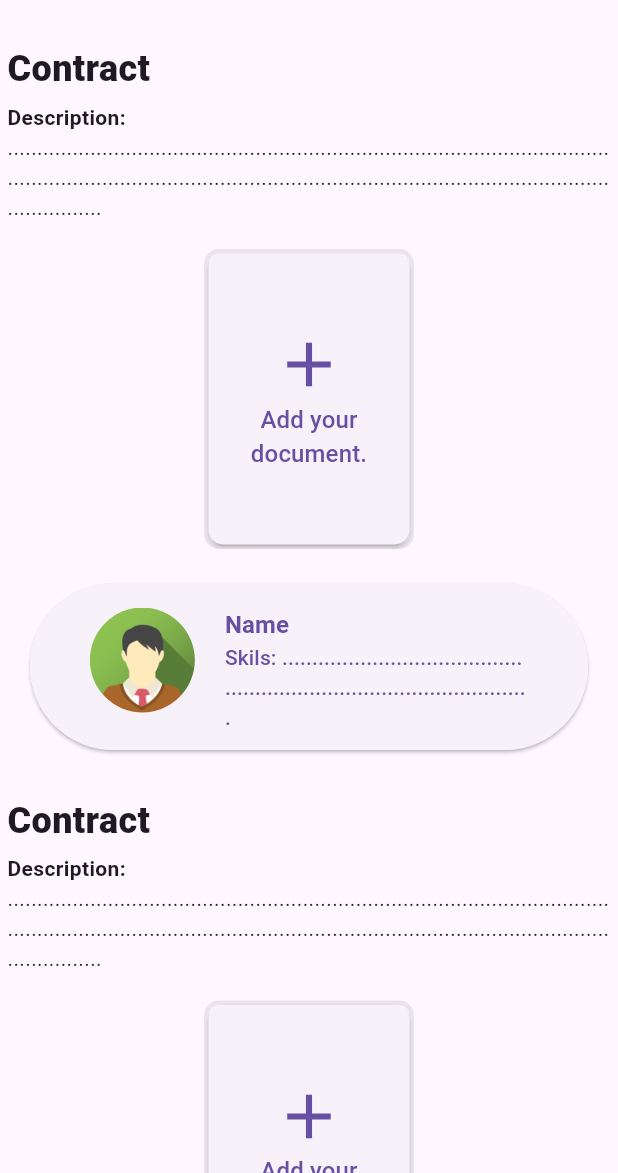
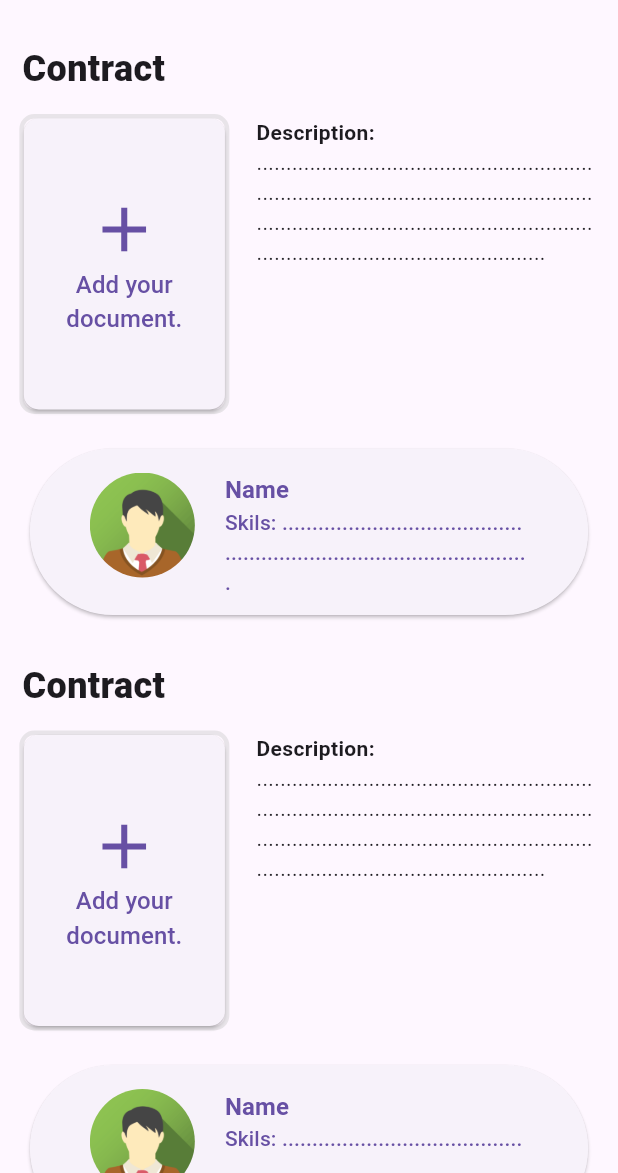
Before and after one commit to Gabo1234567890/Startify, a Flutter app: the ContractsPage screen opened directly, on a phone screen of 412 x 824 dp, the part 63-1236 px from its top. Run offline on Flutter 3.47's test engine with Material 3 defaults, Android fonts, the phone set to English and light mode, and no system bars.

Commit message:
Update contracts_page.dart

```diff
--- a/frontend/startify/lib/pages/contracts_page.dart
+++ b/frontend/startify/lib/pages/contracts_page.dart
@@ -17,7 +17,7 @@ class ContractsPage extends StatelessWidget {
               Align(
                 alignment: Alignment.centerLeft,
                 child: Padding(
-                  padding: const EdgeInsets.only(top: 15.0),
+                  padding: const EdgeInsets.only(top: 15.0, left: 10),
                   child: Text(
                     'Contract',
                     style: TextStyle(
@@ -28,22 +28,9 @@ class ContractsPage extends StatelessWidget {
                 ),
               ),
               const SizedBox(height: 5),
-              Align(
-                alignment: Alignment.centerLeft,
-                child: Text(
-                  'Description:',
-                  style: TextStyle(fontWeight: FontWeight.bold),
-                ),
-              ),
-              Align(
-                alignment: Alignment.centerLeft,
-                child: Text(
-                  '............................................................................................................................................................................................................................',
-                ),
-              ),
-              const SizedBox(height: 10),
               Row(
-                mainAxisAlignment: MainAxisAlignment.center,
+                mainAxisAlignment: MainAxisAlignment.start,
+                crossAxisAlignment: CrossAxisAlignment.start,
                 children: [
                   Padding(
                     padding: const EdgeInsets.all(8.0),
@@ -78,6 +65,27 @@ class ContractsPage extends StatelessWidget {
                       ),
                     ),
                   ),
+                  Expanded(
+                    child: Column(
+                      mainAxisAlignment: MainAxisAlignment.center,
+                      crossAxisAlignment: CrossAxisAlignment.start,
+                      children: [
+                        Padding(
+                          padding: const EdgeInsets.only(left: 10.0, top: 10),
+                          child: Text(
+                            'Description:',
+                            style: TextStyle(fontWeight: FontWeight.bold),
+                          ),
+                        ),
+                        Padding(
+                          padding: const EdgeInsets.only(left: 10.0, right: 10),
+                          child: Text(
+                            '............................................................................................................................................................................................................................',
+                          ),
+                        ),
+                      ],
+                    ),
+                  ),
                 ],
               ),
               PersonCardWidget(),
@@ -85,32 +93,22 @@ class ContractsPage extends StatelessWidget {
                 alignment: Alignment.centerLeft,
                 child: Padding(
                   padding: const EdgeInsets.only(top: 15.0),
-                  child: Text(
-                    'Contract',
-                    style: TextStyle(
-                      fontSize: 24,
-                      fontWeight: FontWeight.w900,
+                  child: Padding(
+                    padding: const EdgeInsets.only(left: 10.0),
+                    child: Text(
+                      'Contract',
+                      style: TextStyle(
+                        fontSize: 24,
+                        fontWeight: FontWeight.w900,
+                      ),
                     ),
                   ),
                 ),
               ),
               const SizedBox(height: 5),
-              Align(
-                alignment: Alignment.centerLeft,
-                child: Text(
-                  'Description:',
-                  style: TextStyle(fontWeight: FontWeight.bold),
-                ),
-              ),
-              Align(
-                alignment: Alignment.centerLeft,
-                child: Text(
-                  '............................................................................................................................................................................................................................',
-                ),
-              ),
-              const SizedBox(height: 10),
               Row(
-                mainAxisAlignment: MainAxisAlignment.center,
+                mainAxisAlignment: MainAxisAlignment.start,
+                crossAxisAlignment: CrossAxisAlignment.start,
                 children: [
                   Padding(
                     padding: const EdgeInsets.all(8.0),
@@ -145,6 +143,27 @@ class ContractsPage extends StatelessWidget {
                       ),
                     ),
                   ),
+                  Expanded(
+                    child: Column(
+                      mainAxisAlignment: MainAxisAlignment.center,
+                      crossAxisAlignment: CrossAxisAlignment.start,
+                      children: [
+                        Padding(
+                          padding: const EdgeInsets.only(left: 10.0, top: 10),
+                          child: Text(
+                            'Description:',
+                            style: TextStyle(fontWeight: FontWeight.bold),
+                          ),
+                        ),
+                        Padding(
+                          padding: const EdgeInsets.only(left: 10.0, right: 10),
+                          child: Text(
+                            '............................................................................................................................................................................................................................',
+                          ),
+                        ),
+                      ],
+                    ),
+                  ),
                 ],
               ),
               PersonCardWidget(),
```
